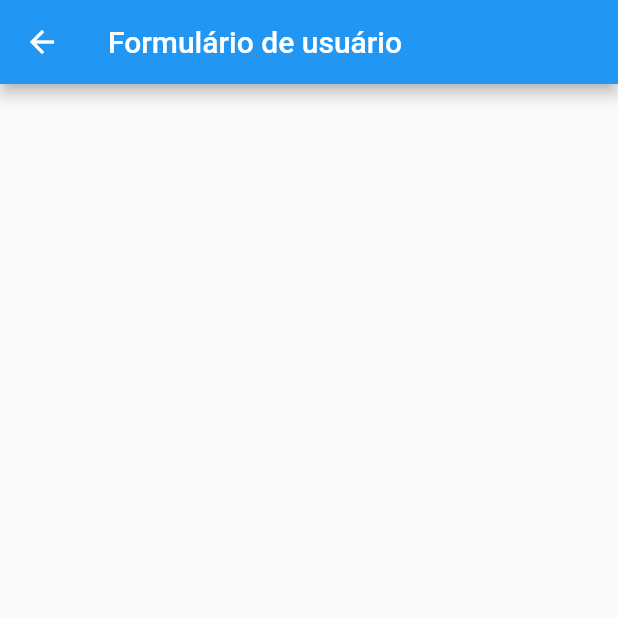
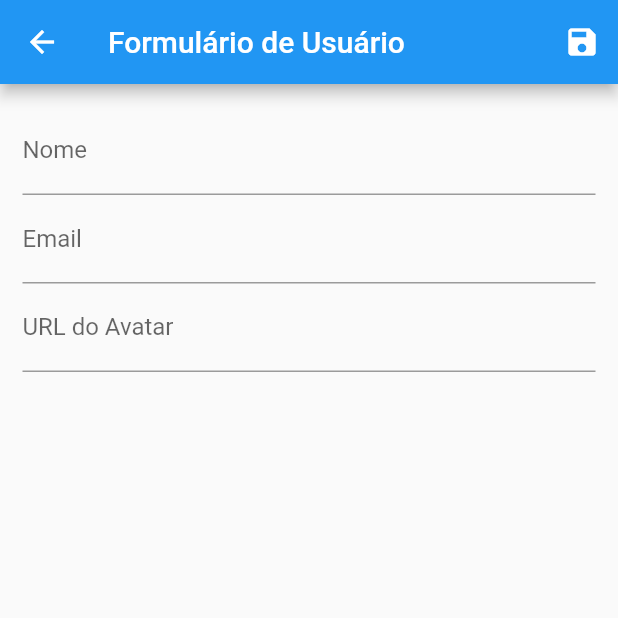
Before and after one commit to SimonViegas/cod3r_flutter_crud, a Flutter app: the UserForm screen opened by its route, on a phone screen of 412 x 824 dp, the top half of it. Run offline on Flutter 3.47's test engine with Material 2 defaults, Android fonts, the phone set to English and light mode, and no system bars; network calls fail.

Commit message:
Criado Formulário de Usuário

```diff
--- a/lib/views/user_form.dart
+++ b/lib/views/user_form.dart
@@ -6,9 +6,34 @@ class UserForm extends StatelessWidget {
   @override
   Widget build(BuildContext context) {
     return Scaffold(
-      appBar: AppBar(
-        title: const Text('Formulário de usuário'),
-      ),
-    );
+        appBar: AppBar(
+          title: const Text('Formulário de Usuário'),
+          actions: <Widget>[
+            IconButton(
+              icon: const Icon(Icons.save),
+              onPressed: () {
+                Navigator.of(context).pop();
+              },
+            ),
+          ],
+        ),
+        body: Padding(
+          padding: const EdgeInsets.all(15),
+          child: Form(
+            child: Column(
+              children: <Widget>[
+                TextFormField(
+                  decoration: const InputDecoration(labelText: 'Nome'),
+                ),
+                TextFormField(
+                  decoration: const InputDecoration(labelText: 'Email'),
+                ),
+                TextFormField(
+                  decoration: const InputDecoration(labelText: 'URL do Avatar'),
+                ),
+              ],
+            ),
+          ),
+        ));
   }
 }
```
